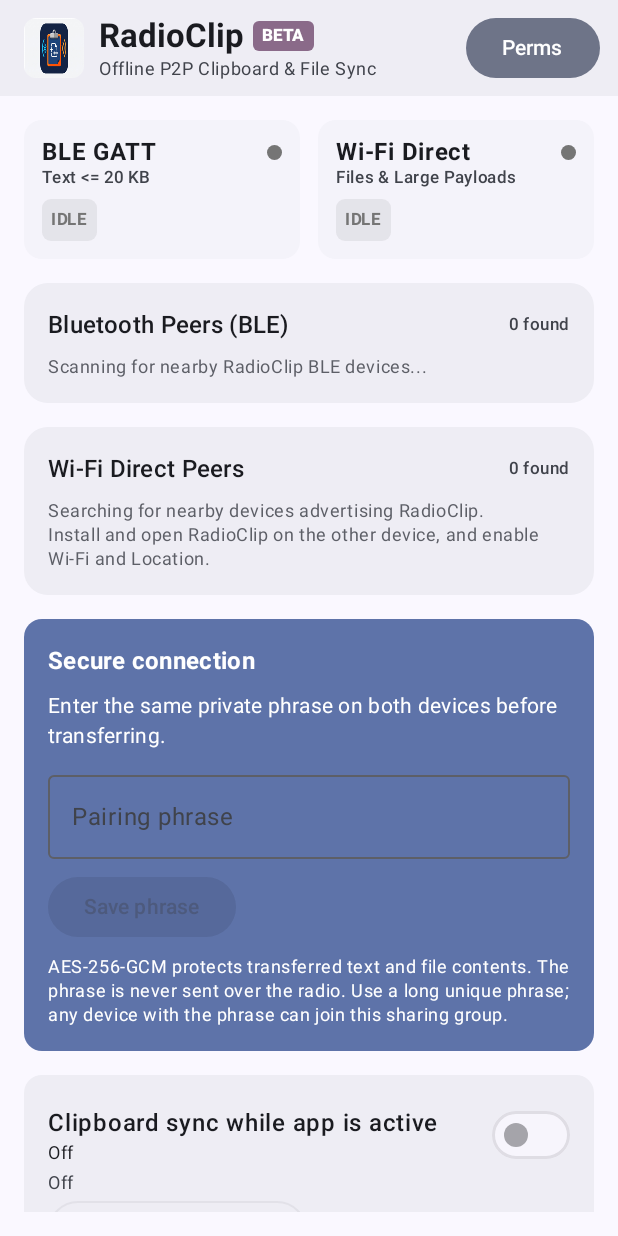
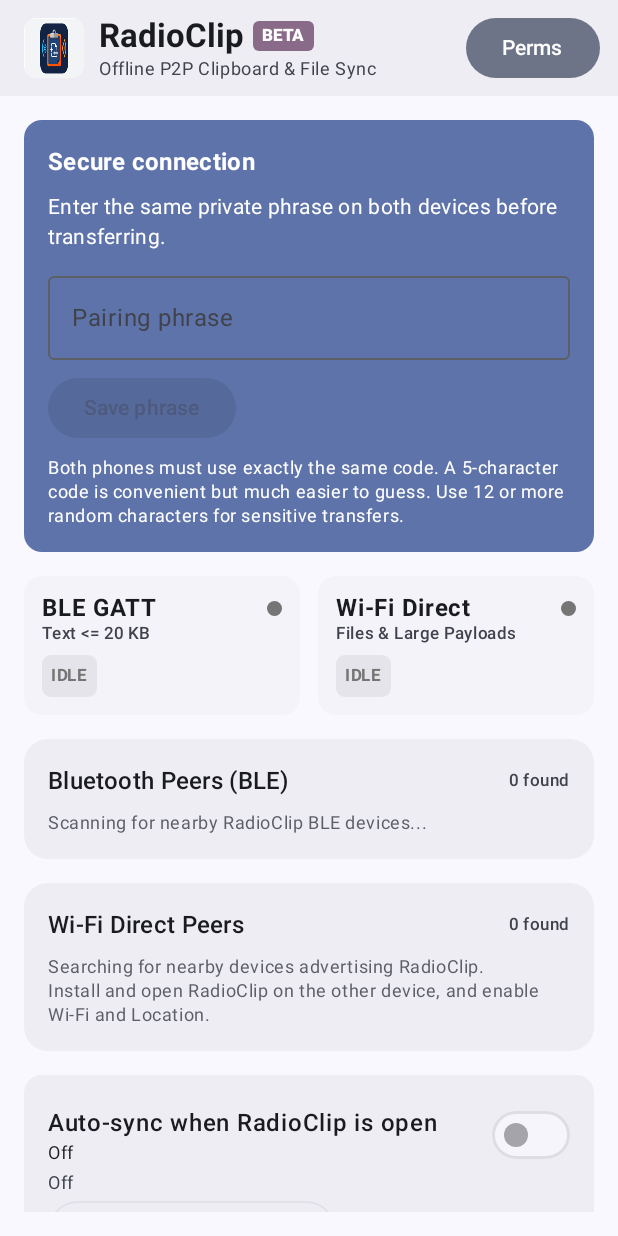
Before and after one commit to almogmaman12/RadioClip, an Android app built with Jetpack Compose: the screen it shows after launch (MainActivity), on a phone screen of 412 x 824 dp. Run offline under Robolectric (Android 15) with nearby library versions, the phone set to English and light mode, and no system bars; 2 statements that could not run were skipped.

Commit message:
Make pairing five characters, clearly warn on weak codes, and expose manual clipboard send

```diff
--- a/app/src/main/java/com/almog/radioclip/ui/DashboardScreen.kt
+++ b/app/src/main/java/com/almog/radioclip/ui/DashboardScreen.kt
@@ -167,6 +167,63 @@ fun DashboardScreen(
                 .padding(16.dp),
             verticalArrangement = Arrangement.spacedBy(16.dp)
         ) {
+            // Each phone must have the same locally entered passphrase.
+            // Without it, no payloads are accepted or transmitted.
+            item {
+                Card(
+                    modifier = Modifier.fillMaxWidth(),
+                    colors = CardDefaults.cardColors(
+                        containerColor = MaterialTheme.colorScheme.primaryContainer
+                    )
+                ) {
+                    Column(
+                        modifier = Modifier.padding(16.dp),
+                        verticalArrangement = Arrangement.spacedBy(8.dp)
+                    ) {
+                        Text("Secure connection", style = MaterialTheme.typography.titleMedium,
+                            fontWeight = FontWeight.Bold)
+                        Text(
+                            if (pairingConfigured) "Pairing phrase is configured"
+                            else "Enter the same private phrase on both devices before transferring.",
+                            style = MaterialTheme.typography.bodyMedium
+                        )
+                        OutlinedTextField(
+                            value = pairingPhrase,
+                            onValueChange = { pairingPhrase = it },
+                            modifier = Modifier.fillMaxWidth(),
+                            singleLine = true,
+                            visualTransformation = PasswordVisualTransformation(),
+                            label = { Text(if (pairingConfigured) "Change pairing phrase" else "Pairing phrase") },
+                            placeholder = { Text("5+ characters, 12+ recommended") }
+                        )
+                        Row(horizontalArrangement = Arrangement.spacedBy(8.dp)) {
+                            Button(
+                                enabled = pairingPhrase.length >= 5,
+                                onClick = {
+                                    onPairingPhrase(pairingPhrase)
+                                    pairingPhrase = ""
+                                }
+                            ) {
+                                Text(if (pairingConfigured) "Update" else "Save phrase")
+                            }
+                            if (pairingConfigured) {
+                                OutlinedButton(onClick = onForgetPairing) { Text("Forget") }
+                            }
+                        }
+                        pairingError?.let { error ->
+                            Text(error, color = MaterialTheme.colorScheme.error,
+                                style = MaterialTheme.typography.bodySmall)
+                        }
+                        Text(
+                            "Both phones must use exactly the same code. " +
+                                "A 5-character code is convenient but much easier to guess. " +
+                                "Use 12 or more random characters for sensitive transfers.",
+                            style = MaterialTheme.typography.bodySmall
+                        )
+                    }
+                }
+            }
+
             // Transport Status Cards
             item {
                 Row(
@@ -234,65 +291,6 @@ fun DashboardScreen(
                 )
             }
 
-            // Each phone must have the same locally entered passphrase.
-            // Without it, no payloads are accepted or transmitted.
-            item {
-                Card(
-                    modifier = Modifier.fillMaxWidth(),
-                    colors = CardDefaults.cardColors(
-                        containerColor = MaterialTheme.colorScheme.primaryContainer
-                    )
-                ) {
-                    Column(
-                        modifier = Modifier.padding(16.dp),
-                        verticalArrangement = Arrangement.spacedBy(8.dp)
-                    ) {
-                        Text("Secure connection", style = MaterialTheme.typography.titleMedium,
-                            fontWeight = FontWeight.Bold)
-                        Text(
-                            if (pairingConfigured) "Pairing phrase is configured"
-                            else "Enter the same private phrase on both devices before transferring.",
-                            style = MaterialTheme.typography.bodyMedium
-                        )
-                        OutlinedTextField(
-                            value = pairingPhrase,
-                            onValueChange = { pairingPhrase = it },
-                            modifier = Modifier.fillMaxWidth(),
-                            singleLine = true,
-                            visualTransformation = PasswordVisualTransformation(),
-                            label = { Text(if (pairingConfigured) "Change pairing phrase" else "Pairing phrase") },
-                            placeholder = { Text("16+ characters, letters and numbers") }
-                        )
-                        Row(horizontalArrangement = Arrangement.spacedBy(8.dp)) {
-                            Button(
-                                enabled = pairingPhrase.length >= 16 &&
-                                    pairingPhrase.any { it.isLetter() } &&
-                                    pairingPhrase.any { it.isDigit() },
-                                onClick = {
-                                    onPairingPhrase(pairingPhrase)
-                                    pairingPhrase = ""
-                                }
-                            ) {
-                                Text(if (pairingConfigured) "Update" else "Save phrase")
-                            }
-                            if (pairingConfigured) {
-                                OutlinedButton(onClick = onForgetPairing) { Text("Forget") }
-                            }
-                        }
-                        pairingError?.let { error ->
-                            Text(error, color = MaterialTheme.colorScheme.error,
-                                style = MaterialTheme.typography.bodySmall)
-                        }
-                        Text(
-                            "AES-256-GCM protects transferred text and file contents. " +
-                                "The phrase is never sent over the radio. Use a long unique phrase; " +
-                                "any device with the phrase can join this sharing group.",
-                            style = MaterialTheme.typography.bodySmall
-                        )
-                    }
-                }
-            }
-
             // Android restricts background clipboard reads. Require opt-in.
             item {
                 Card(
@@ -306,7 +304,7 @@ fun DashboardScreen(
                             horizontalArrangement = Arrangement.SpaceBetween
                         ) {
                             Column(modifier = Modifier.weight(1f)) {
-                                Text("Clipboard sync while app is active", fontWeight = FontWeight.SemiBold)
+                                Text("Auto-sync when RadioClip is open", fontWeight = FontWeight.SemiBold)
                                 Text(
                                     if (clipboardSyncEnabled) "On" else "Off",
                                     style = MaterialTheme.typography.bodySmall
@@ -328,16 +326,15 @@ fun DashboardScreen(
                             else MaterialTheme.colorScheme.onSurfaceVariant
                         )
                         OutlinedButton(
-                            enabled = clipboardSyncEnabled && pairingConfigured,
+                            enabled = pairingConfigured,
                             onClick = onSyncClipboardNow
                         ) {
-                            Text("Sync clipboard now")
+                            Text("Send current clipboard")
                         }
                         Text(
-                            "Android 10+ blocks clipboard reads from other apps while " +
-                                "RadioClip is in the background. Copy something, then return " +
-                                "here to sync it, or use Share → RadioClip in the other app. " +
-                                "Only enable this with trusted devices.",
+                            "Copy text in another app, return to RadioClip, then tap " +
+                                "Send current clipboard. Auto-sync only works while this app " +
+                                "has focus. For instant sending use Share → RadioClip.",
                             style = MaterialTheme.typography.bodySmall,
                             color = MaterialTheme.colorScheme.onSurfaceVariant
                         )
```
